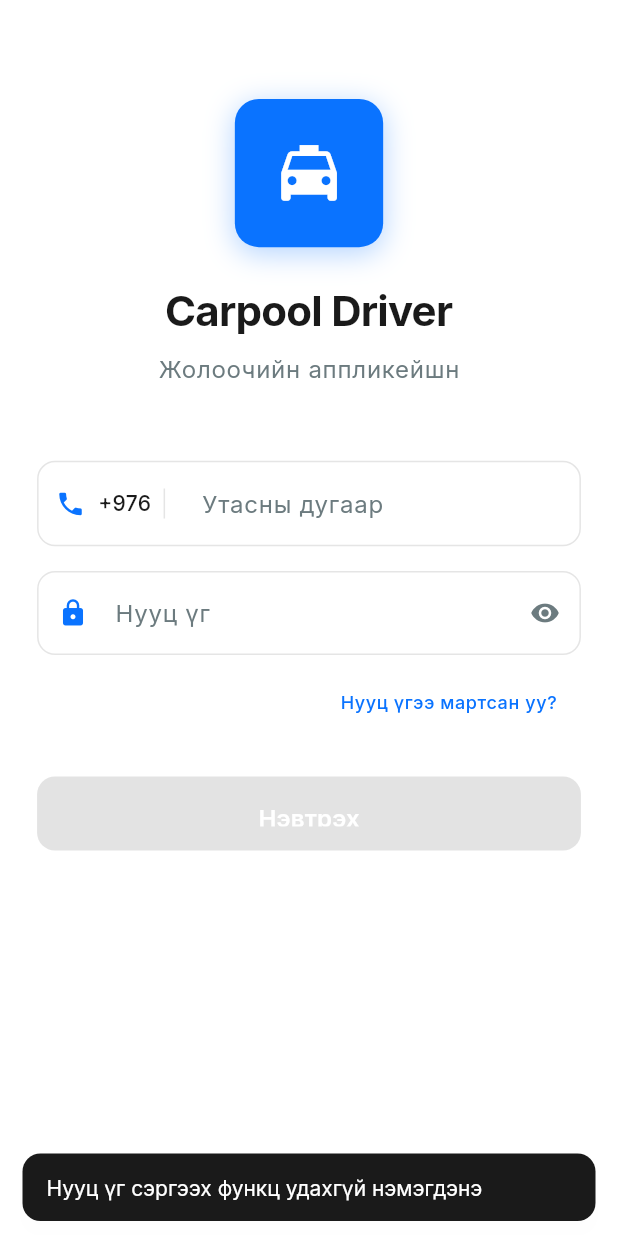
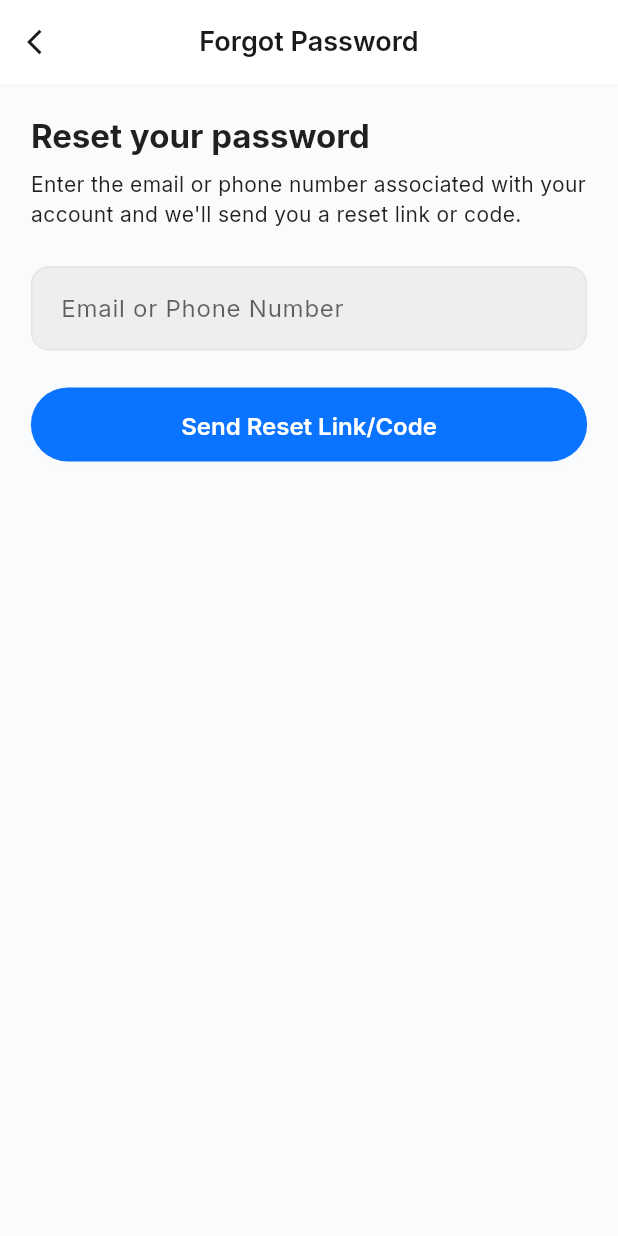
Before and after one commit to mika2537/diploma, a Flutter app: the screen it shows after launch, after a tap on "Нууц үгээ мартсан уу?", on a phone screen of 412 x 824 dp. Run offline on Flutter 3.47's test engine with Material 3 defaults, Android fonts, the light colour scheme and no system bars; our stand-ins replace cached_network_image, connectivity_plus, flutter_svg, google_fonts, sizer.

Commit message:
add register and forgot password

```diff
--- a/lib/presentation/driver_dashboard/driver_dashboard.dart
+++ b/lib/presentation/driver_dashboard/driver_dashboard.dart
@@ -1,6 +1,5 @@
 import 'package:flutter/material.dart';
 import 'package:sizer/sizer.dart';
-
 import '../../core/app_export.dart';
 import '../../widgets/custom_app_bar.dart';
 import '../../widgets/custom_bottom_bar.dart';
--- a/lib/presentation/driver_login/driver_login.dart
+++ b/lib/presentation/driver_login/driver_login.dart
@@ -4,9 +4,7 @@ import 'package:sizer/sizer.dart';
 
 import '../../core/app_export.dart';
 import '../../theme/app_theme.dart';
-import './widgets/app_logo_widget.dart';
-import './widgets/biometric_prompt_widget.dart';
-import './widgets/login_form_widget.dart';
+
 import 'widgets/app_logo_widget.dart';
 import 'widgets/biometric_prompt_widget.dart';
 import 'widgets/login_form_widget.dart';
@@ -23,7 +21,6 @@ class _DriverLoginState extends State<DriverLogin> {
   bool _showBiometricPrompt = false;
   final ScrollController _scrollController = ScrollController();
 
-  // Mock credentials for testing
   final Map<String, String> _mockCredentials = {
     'admin': 'admin123',
     '99123456': 'driver123',
@@ -37,49 +34,26 @@ class _DriverLoginState extends State<DriverLogin> {
   }
 
   Future<void> _handleLogin(String phone, String password) async {
-    setState(() {
-      _isLoading = true;
-    });
+    setState(() => _isLoading = true);
 
-    // Simulate network delay
     await Future.delayed(const Duration(seconds: 2));
 
-    // Check mock credentials
     final fullPhone = phone.startsWith('+976') ? phone : '+976$phone';
     final phoneWithoutCode = phone.replaceAll('+976', '');
 
-    bool isValidCredentials = false;
+    bool valid = false;
 
-    // Check various phone number formats
-    if (_mockCredentials.containsKey(phone) &&
-        _mockCredentials[phone] == password) {
-      isValidCredentials = true;
-    } else if (_mockCredentials.containsKey(phoneWithoutCode) &&
-        _mockCredentials[phoneWithoutCode] == password) {
-      isValidCredentials = true;
-    } else if (_mockCredentials.containsKey(fullPhone) &&
-        _mockCredentials[fullPhone] == password) {
-      isValidCredentials = true;
-    }
+    if (_mockCredentials[phone] == password) valid = true;
+    if (_mockCredentials[phoneWithoutCode] == password) valid = true;
+    if (_mockCredentials[fullPhone] == password) valid = true;
 
-    setState(() {
-      _isLoading = false;
-    });
+    setState(() => _isLoading = false);
 
-    if (isValidCredentials) {
-      // Success haptic feedback
+    if (valid) {
       HapticFeedback.heavyImpact();
-
-      // Show biometric prompt for first-time login
-      setState(() {
-        _showBiometricPrompt = true;
-      });
+      setState(() => _showBiometricPrompt = true);
     } else {
-      // Error haptic feedback
       HapticFeedback.vibrate();
-
-      // Show error message
-      if (mounted) {
       ScaffoldMessenger.of(context).showSnackBar(
         SnackBar(
           content: const Text('Утасны дугаар эсвэл нууц үг буруу байна'),
@@ -92,21 +66,16 @@ class _DriverLoginState extends State<DriverLogin> {
       );
     }
   }
-  }
 
   void _handleBiometricSetup() {
-    setState(() {
-      _showBiometricPrompt = false;
-    });
+    setState(() => _showBiometricPrompt = false);
 
-    // Navigate to dashboard
     Navigator.pushNamedAndRemoveUntil(
       context,
       '/driver-dashboard',
           (route) => false,
     );
 
-    // Show success message
     ScaffoldMessenger.of(context).showSnackBar(
       SnackBar(
         content: const Text('Биометрик нэвтрэлт идэвхжлээ'),
@@ -120,24 +89,12 @@ class _DriverLoginState extends State<DriverLogin> {
   }
 
   void _handleSkipBiometric() {
-    setState(() {
-      _showBiometricPrompt = false;
-    });
+    setState(() => _showBiometricPrompt = false);
 
-    // Navigate to dashboard
     Navigator.pushNamedAndRemoveUntil(
       context,
       '/driver-dashboard',
           (route) => false,
-    );
-  }
-
-  void _handleRegisterNavigation() {
-    ScaffoldMessenger.of(context).showSnackBar(
-      const SnackBar(
-        content: Text('Бүртгэлийн хуудас удахгүй нэмэгдэнэ'),
-        duration: Duration(seconds: 2),
-      ),
     );
   }
 
@@ -151,8 +108,6 @@ class _DriverLoginState extends State<DriverLogin> {
       body: SafeArea(
         child: Stack(
           children: [
-            // Main Content
-            // Main Content
             SingleChildScrollView(
               controller: _scrollController,
               child: ConstrainedBox(
@@ -167,41 +122,21 @@ class _DriverLoginState extends State<DriverLogin> {
                       children: [
                         SizedBox(height: 8.h),
 
-                        // App Logo
                         const AppLogoWidget(),
-
                         SizedBox(height: 6.h),
 
-                        // Login Form
                         LoginFormWidget(
                           onLogin: _handleLogin,
                           isLoading: _isLoading,
+                          onForgotPassword: () {
+                            Navigator.pushNamed(context, '/forgot_password');
+                          },
+                          onRegister: () {
+                            Navigator.pushNamed(context, '/driver_register');
+                          },
                         ),
 
-                        Spacer(),
-
-                        // Register Link
-                        Row(
-                          mainAxisAlignment: MainAxisAlignment.center,
-                          children: [
-                            Text(
-                              'Шинэ жолооч уу? ',
-                              style: theme.textTheme.bodyMedium?.copyWith(
-                                color: colorScheme.onSurfaceVariant,
-                              ),
-                            ),
-                            TextButton(
-                              onPressed: _isLoading ? null : _handleRegisterNavigation,
-                              child: Text(
-                                'Бүртгүүлэх',
-                                style: theme.textTheme.bodyMedium?.copyWith(
-                                  color: colorScheme.primary,
-                                  fontWeight: FontWeight.w600,
-                                ),
-                              ),
-                            ),
-                          ],
-                        ),
+                        const Spacer(),
 
                         SizedBox(height: 2.h),
                       ],
@@ -211,10 +146,9 @@ class _DriverLoginState extends State<DriverLogin> {
               ),
             ),
 
-            // Biometric Prompt Overlay
             if (_showBiometricPrompt)
               Container(
-                color: Colors.black.withValues(alpha: 0.5),
+                color: Colors.black.withOpacity(0.5),
                 child: Center(
                   child: Padding(
                     padding: EdgeInsets.symmetric(horizontal: 8.w),
--- a/lib/presentation/driver_login/widgets/login_form_widget.dart
+++ b/lib/presentation/driver_login/widgets/login_form_widget.dart
@@ -9,10 +9,15 @@ class LoginFormWidget extends StatefulWidget {
   final Function(String phone, String password) onLogin;
   final bool isLoading;
 
+  final VoidCallback onForgotPassword;
+  final VoidCallback onRegister;
+
   const LoginFormWidget({
     super.key,
     required this.onLogin,
     required this.isLoading,
+    required this.onForgotPassword,
+    required this.onRegister,
   });
 
   @override
@@ -23,6 +28,7 @@ class _LoginFormWidgetState extends State<LoginFormWidget> {
   final _formKey = GlobalKey<FormState>();
   final _phoneController = TextEditingController();
   final _passwordController = TextEditingController();
+
   bool _isPasswordVisible = false;
   bool _isFormValid = false;
 
@@ -41,32 +47,23 @@ class _LoginFormWidgetState extends State<LoginFormWidget> {
   }
 
   void _validateForm() {
-    final isValid = _phoneController.text.length >= 8 &&
-        _passwordController.text.length >= 6;
+    final isValid =
+        _phoneController.text.length >= 8 && _passwordController.text.length >= 6;
+
     if (isValid != _isFormValid) {
-      setState(() {
-        _isFormValid = isValid;
-      });
+      setState(() => _isFormValid = isValid);
     }
   }
 
   String? _validatePhone(String? value) {
-    if (value == null || value.isEmpty) {
-      return 'Утасны дугаар оруулна уу';
-    }
-    if (value.length < 8) {
-      return 'Утасны дугаар хамгийн багадаа 8 оронтой байх ёстой';
-    }
+    if (value == null || value.isEmpty) return 'Утасны дугаар оруулна уу';
+    if (value.length < 8) return 'Утасны дугаар хамгийн багадаа 8 оронтой байх ёстой';
     return null;
   }
 
   String? _validatePassword(String? value) {
-    if (value == null || value.isEmpty) {
-      return 'Нууц үг оруулна уу';
-    }
-    if (value.length < 6) {
-      return 'Нууц үг хамгийн багадаа 6 тэмдэгттэй байх ёстой';
-    }
+    if (value == null || value.isEmpty) return 'Нууц үг оруулна уу';
+    if (value.length < 6) return 'Нууц үг хамгийн багадаа 6 тэмдэгттэй байх ёстой';
     return null;
   }
 
@@ -80,14 +77,13 @@ class _LoginFormWidgetState extends State<LoginFormWidget> {
   @override
   Widget build(BuildContext context) {
     final theme = Theme.of(context);
-    final colorScheme = theme.colorScheme;
+    final colors = theme.colorScheme;
 
     return Form(
       key: _formKey,
       child: Column(
         crossAxisAlignment: CrossAxisAlignment.stretch,
         children: [
-          // Phone Number Field
           TextFormField(
             controller: _phoneController,
             keyboardType: TextInputType.phone,
@@ -103,7 +99,7 @@ class _LoginFormWidgetState extends State<LoginFormWidget> {
                   children: [
                     CustomIconWidget(
                       iconName: 'phone',
-                      color: colorScheme.primary,
+                      color: colors.primary,
                       size: 20,
                     ),
                     SizedBox(width: 2.w),
@@ -111,20 +107,20 @@ class _LoginFormWidgetState extends State<LoginFormWidget> {
                       '+976',
                       style: theme.textTheme.bodyMedium?.copyWith(
                         fontWeight: FontWeight.w500,
-                        color: colorScheme.onSurface,
+                        color: colors.onSurface,
                       ),
                     ),
                     Container(
                       width: 1,
                       height: 20,
                       margin: EdgeInsets.symmetric(horizontal: 2.w),
-                      color: colorScheme.outline,
+                      color: colors.outline,
                     ),
                   ],
                 ),
               ),
-              contentPadding: EdgeInsets.only(
-                  left: 20.w, right: 4.w, top: 2.h, bottom: 2.h),
+              contentPadding:
+              EdgeInsets.only(left: 20.w, right: 4.w, top: 2.h, bottom: 2.h),
             ),
             validator: _validatePhone,
             inputFormatters: [
@@ -135,7 +131,6 @@ class _LoginFormWidgetState extends State<LoginFormWidget> {
 
           SizedBox(height: 2.h),
 
-          // Password Field
           TextFormField(
             controller: _passwordController,
             obscureText: !_isPasswordVisible,
@@ -149,7 +144,7 @@ class _LoginFormWidgetState extends State<LoginFormWidget> {
                 padding: EdgeInsets.all(3.w),
                 child: CustomIconWidget(
                   iconName: 'lock',
-                  color: colorScheme.primary,
+                  color: colors.primary,
                   size: 20,
                 ),
               ),
@@ -157,16 +152,12 @@ class _LoginFormWidgetState extends State<LoginFormWidget> {
                 icon: CustomIconWidget(
                   iconName:
                   _isPasswordVisible ? 'visibility_off' : 'visibility',
-                  color: colorScheme.onSurfaceVariant,
+                  color: colors.onSurfaceVariant,
                   size: 20,
                 ),
                 onPressed: widget.isLoading
                     ? null
-                    : () {
-                  setState(() {
-                    _isPasswordVisible = !_isPasswordVisible;
-                  });
-                },
+                    : () => setState(() => _isPasswordVisible = !_isPasswordVisible),
               ),
             ),
             validator: _validatePassword,
@@ -174,25 +165,28 @@ class _LoginFormWidgetState extends State<LoginFormWidget> {
 
           SizedBox(height: 1.h),
 
-          // Forgot Password Link
           Align(
             alignment: Alignment.centerRight,
             child: TextButton(
-              onPressed: widget.isLoading
-                  ? null
-                  : () {
-                ScaffoldMessenger.of(context).showSnackBar(
-                  const SnackBar(
-                    content:
-                    Text('Нууц үг сэргээх функц удахгүй нэмэгдэнэ'),
-                    duration: Duration(seconds: 2),
-                  ),
-                );
-              },
+              onPressed: widget.isLoading ? null : widget.onForgotPassword,
               child: Text(
                 'Нууц үгээ мартсан уу?',
                 style: theme.textTheme.bodySmall?.copyWith(
-                  color: colorScheme.primary,
+                  color: colors.primary,
+                  fontWeight: FontWeight.w500,
+                ),
+              ),
+            ),
+          ),
+
+          Align(
+            alignment: Alignment.centerLeft,
+            child: TextButton(
+              onPressed: widget.isLoading ? null : widget.onRegister,
+              child: Text(
+                'Шинээр бүртгүүлэх',
+                style: theme.textTheme.bodySmall?.copyWith(
+                  color: colors.primary,
                   fontWeight: FontWeight.w500,
                 ),
               ),
@@ -201,7 +195,6 @@ class _LoginFormWidgetState extends State<LoginFormWidget> {
 
           SizedBox(height: 3.h),
 
-          // Login Button
           SizedBox(
             height: 6.h,
             child: ElevatedButton(
@@ -213,15 +206,14 @@ class _LoginFormWidgetState extends State<LoginFormWidget> {
                 width: 20,
                 child: CircularProgressIndicator(
                   strokeWidth: 2,
-                  valueColor: AlwaysStoppedAnimation<Color>(
-                    colorScheme.onPrimary,
-                  ),
+                  valueColor:
+                  AlwaysStoppedAnimation<Color>(colors.onPrimary),
                 ),
               )
                   : Text(
                 'Нэвтрэх',
                 style: theme.textTheme.titleMedium?.copyWith(
-                  color: colorScheme.onPrimary,
+                  color: colors.onPrimary,
                   fontWeight: FontWeight.w600,
                 ),
               ),
--- /dev/null
+++ b/lib/presentation/forgot_password/forgot_password.dart
@@ -0,0 +1,71 @@
+import 'package:flutter/material.dart';
+import 'package:sizer/sizer.dart';
+import '../../core/app_export.dart';
+import 'widgets/forgot_input_widget.dart';
+
+class ForgotPasswordScreen extends StatelessWidget {
+  const ForgotPasswordScreen({super.key});
+
+  @override
+  Widget build(BuildContext context) {
+    final theme = Theme.of(context);
+
+    return Scaffold(
+      appBar: AppBar(
+        leading: IconButton(
+          icon: const Icon(Icons.arrow_back_ios, size: 20),
+          onPressed: () => Navigator.pop(context),
+        ),
+        title: const Text("Forgot Password"),
+        centerTitle: true,
+      ),
+      body: SingleChildScrollView(
+        padding: EdgeInsets.all(5.w),
+        child: Column(
+          crossAxisAlignment: CrossAxisAlignment.start,
+          children: [
+            Text(
+              "Reset your password",
+              style: theme.textTheme.titleLarge?.copyWith(
+                fontWeight: FontWeight.bold,
+              ),
+            ),
+
+            SizedBox(height: 1.h),
+
+            Text(
+              "Enter the email or phone number associated with your account and we'll send you a reset link or code.",
+              style: theme.textTheme.bodyMedium,
+            ),
+
+            SizedBox(height: 3.h),
+
+            ForgotInputWidget(
+              hint: "Email or Phone Number",
+            ),
+
+            SizedBox(height: 3.h),
+
+            SizedBox(
+              width: double.infinity,
+              height: 6.h,
+              child: ElevatedButton(
+                onPressed: () {},
+                style: ElevatedButton.styleFrom(
+                  backgroundColor: AppTheme.primaryBlue,
+                  shape: RoundedRectangleBorder(
+                    borderRadius: BorderRadius.circular(30),
+                  ),
+                ),
+                child: const Text(
+                  "Send Reset Link/Code",
+                  style: TextStyle(color: Colors.white),
+                ),
+              ),
+            )
+          ],
+        ),
+      ),
+    );
+  }
+}
--- /dev/null
+++ b/lib/presentation/forgot_password/widgets/forgot_input_widget.dart
@@ -0,0 +1,25 @@
+import 'package:flutter/material.dart';
+
+class ForgotInputWidget extends StatelessWidget {
+  final String hint;
+
+  const ForgotInputWidget({
+    super.key,
+    required this.hint,
+  });
+
+  @override
+  Widget build(BuildContext context) {
+    return TextField(
+      decoration: InputDecoration(
+        hintText: hint,
+        filled: true,
+        fillColor: Colors.grey.shade200,
+        border: OutlineInputBorder(
+          borderRadius: BorderRadius.circular(10),
+          borderSide: BorderSide.none,
+        ),
+      ),
+    );
+  }
+}
--- a/lib/routes/app_routes.dart
+++ b/lib/routes/app_routes.dart
@@ -1,4 +1,5 @@
 import 'package:flutter/material.dart';
+import 'package:ubcarpool/presentation/driver_register/driver_register.dart';
 import '../presentation/driver_wallet/driver_wallet.dart';
 import '../presentation/create_route/create_route.dart';
 import '../presentation/request_details/request_details.dart';
@@ -10,6 +11,7 @@ import '../presentation/saved_route/saved_route.dart';
 import '../presentation/edit_route/edit_route.dart';
 import '../presentation/saved_route/models/saved_route_model.dart';
 import '../presentation/profile/profile_screen.dart';
+import '../presentation/forgot_password/forgot_password.dart';
 
 class AppRoutes {
   static const String initial = '/';
@@ -23,6 +25,8 @@ class AppRoutes {
   static const String savedRoute = '/saved-route';
   static const String editRoute = '/edit-route';
   static const String profileScreen = '/profile';
+  static const String forgotPassword = '/forgot_password';
+  static const String driverRegister = '/driver_register';
 
   static Map<String, WidgetBuilder> routes = {
     initial: (context) => const DriverDashboard(),
@@ -40,5 +44,7 @@ class AppRoutes {
     ),
 
     profileScreen: (context) => const ProfileScreen(),
+    forgotPassword: (context) => const ForgotPasswordScreen(),
+    driverRegister: (context) => const DriverRegisterScreen(),
   };
 }
```
Also changed, not shown: lib/presentation/driver_register/driver_register.dart (added, +130 -0 lines), lib/presentation/driver_register/widgets/register_textfield_widget.dart (added, +51 -0 lines), lib/presentation/driver_register/widgets/register_upload_tile.dart (added, +32 -0 lines). Lines whose indentation alone changed are shown as unchanged.
